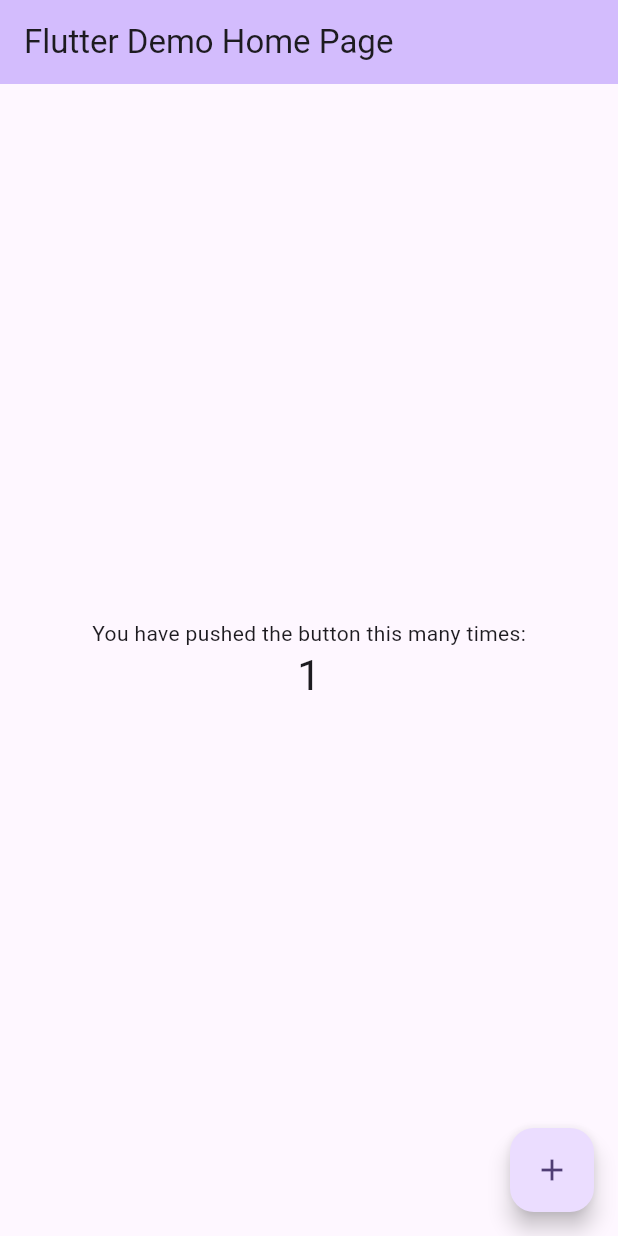
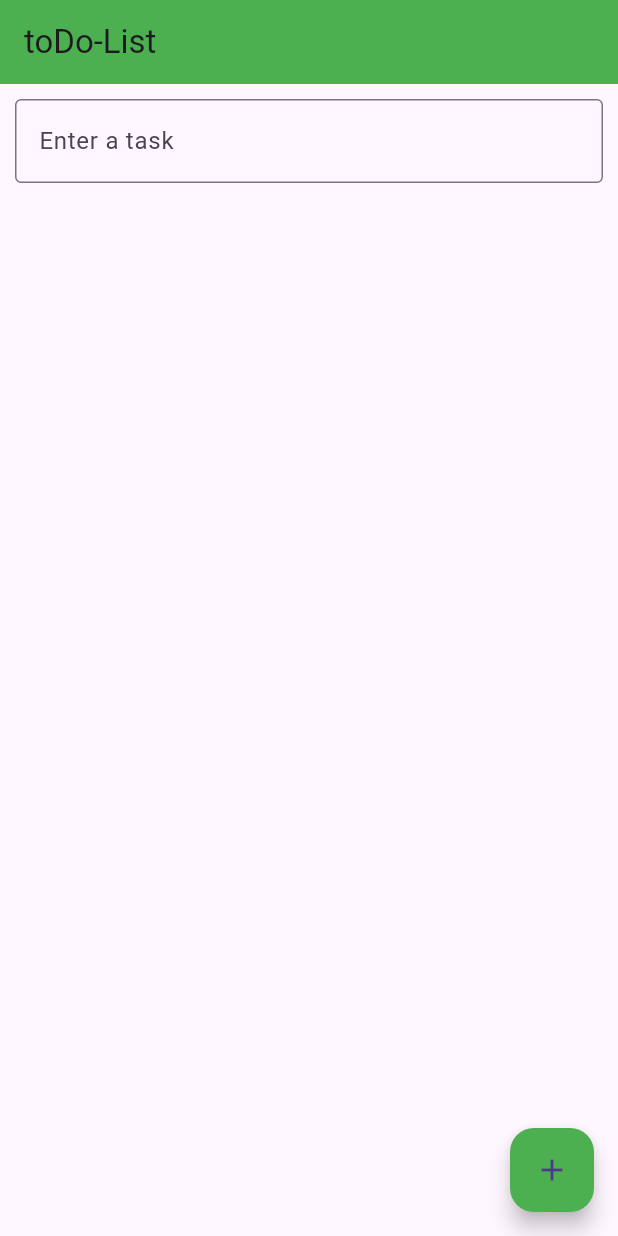
Before and after one commit to OchAbdo/Flutter_Tp, a Flutter app: the screen it shows after launch, after a tap on the "add" icon, on a phone screen of 412 x 824 dp. Run offline on Flutter 3.47's test engine with Material 3 defaults, Android fonts, the phone set to English and light mode, and no system bars.

Commit message:
ajoute tp2

```diff
--- a/lib/main.dart
+++ b/lib/main.dart
@@ -1,122 +1,74 @@
 import 'package:flutter/material.dart';
 
 void main() {
-  runApp(const MyApp());
+  runApp(MyApp());
 }
 
 class MyApp extends StatelessWidget {
-  const MyApp({super.key});
-
-  // This widget is the root of your application.
   @override
   Widget build(BuildContext context) {
-    return MaterialApp(
-      title: 'Flutter Demo',
-      theme: ThemeData(
-        // This is the theme of your application.
-        //
-        // TRY THIS: Try running your application with "flutter run". You'll see
-        // the application has a purple toolbar. Then, without quitting the app,
-        // try changing the seedColor in the colorScheme below to Colors.green
-        // and then invoke "hot reload" (save your changes or press the "hot
-        // reload" button in a Flutter-supported IDE, or press "r" if you used
-        // the command line to start the app).
-        //
-        // Notice that the counter didn't reset back to zero; the application
-        // state is not lost during the reload. To reset the state, use hot
-        // restart instead.
-        //
-        // This works for code too, not just values: Most code changes can be
-        // tested with just a hot reload.
-        colorScheme: ColorScheme.fromSeed(seedColor: Colors.deepPurple),
-      ),
-      home: const MyHomePage(title: 'Flutter Demo Home Page'),
-    );
+    return MaterialApp(home: PageHomeConvertisseur());
   }
 }
 
-class MyHomePage extends StatefulWidget {
-  const MyHomePage({super.key, required this.title});
-
-  // This widget is the home page of your application. It is stateful, meaning
-  // that it has a State object (defined below) that contains fields that affect
-  // how it looks.
-
-  // This class is the configuration for the state. It holds the values (in this
-  // case the title) provided by the parent (in this case the App widget) and
-  // used by the build method of the State. Fields in a Widget subclass are
-  // always marked "final".
-
-  final String title;
-
-  @override
-  State<MyHomePage> createState() => _MyHomePageState();
+class PageHomeConvertisseur extends StatefulWidget {
+  PageHomeConvertisseurState createState() => PageHomeConvertisseurState();
 }
 
-class _MyHomePageState extends State<MyHomePage> {
-  int _counter = 0;
+class PageHomeConvertisseurState extends State<PageHomeConvertisseur> {
+  TextEditingController task = TextEditingController();
+  List<String> listTask = [];
 
-  void _incrementCounter() {
+  void addtask() {
     setState(() {
-      // This call to setState tells the Flutter framework that something has
-      // changed in this State, which causes it to rerun the build method below
-      // so that the display can reflect the updated values. If we changed
-      // _counter without calling setState(), then the build method would not be
-      // called again, and so nothing would appear to happen.
-      _counter++;
+      listTask.add(task.text);
+    });
+  }
+
+  void deletefrom(int x) {
+    setState(() {
+      listTask.removeAt(x);
     });
   }
 
   @override
   Widget build(BuildContext context) {
-    // This method is rerun every time setState is called, for instance as done
-    // by the _incrementCounter method above.
-    //
-    // The Flutter framework has been optimized to make rerunning build methods
-    // fast, so that you can just rebuild anything that needs updating rather
-    // than having to individually change instances of widgets.
     return Scaffold(
-      appBar: AppBar(
-        // TRY THIS: Try changing the color here to a specific color (to
-        // Colors.amber, perhaps?) and trigger a hot reload to see the AppBar
-        // change color while the other colors stay the same.
-        backgroundColor: Theme.of(context).colorScheme.inversePrimary,
-        // Here we take the value from the MyHomePage object that was created by
-        // the App.build method, and use it to set our appbar title.
-        title: Text(widget.title),
-      ),
+      appBar: AppBar(title: Text("toDo-List"), backgroundColor: Colors.green),
       body: Center(
-        // Center is a layout widget. It takes a single child and positions it
-        // in the middle of the parent.
         child: Column(
-          // Column is also a layout widget. It takes a list of children and
-          // arranges them vertically. By default, it sizes itself to fit its
-          // children horizontally, and tries to be as tall as its parent.
-          //
-          // Column has various properties to control how it sizes itself and
-          // how it positions its children. Here we use mainAxisAlignment to
-          // center the children vertically; the main axis here is the vertical
-          // axis because Columns are vertical (the cross axis would be
-          // horizontal).
-          //
-          // TRY THIS: Invoke "debug painting" (choose the "Toggle Debug Paint"
-          // action in the IDE, or press "p" in the console), to see the
-          // wireframe for each widget.
-          mainAxisAlignment: MainAxisAlignment.center,
-          children: <Widget>[
-            const Text('You have pushed the button this many times:'),
-            Text(
-              '$_counter',
-              style: Theme.of(context).textTheme.headlineMedium,
+          //mainAxisAlignment: MainAxisAlignment.center,
+          crossAxisAlignment: CrossAxisAlignment.center,
+          children: [
+            Padding(
+              padding: EdgeInsetsGeometry.all(10),
+              child: TextField(
+                controller: task,
+                decoration: InputDecoration(
+                  border: OutlineInputBorder(),
+                  labelText: "Enter a task",
+                ),
+              ),
+            ),
+            Expanded(
+              child: ListView.builder(
+                itemCount: listTask.length,
+                itemBuilder: (context, i) {
+                  return ListTile(
+                    title: Text(listTask[i]),
+                    onLongPress: () => deletefrom(i),
+                  );
+                },
+              ),
             ),
           ],
         ),
       ),
       floatingActionButton: FloatingActionButton(
-        onPressed: _incrementCounter,
-        tooltip: 'Increment',
-        child: const Icon(Icons.add),
-      ), // This trailing comma makes auto-formatting nicer for build methods.
+        onPressed: addtask,
+        child: Icon(Icons.add),
+        backgroundColor: Colors.green,
+      ),
     );
   }
 }
```
Also changed, not shown: 1 other file.
